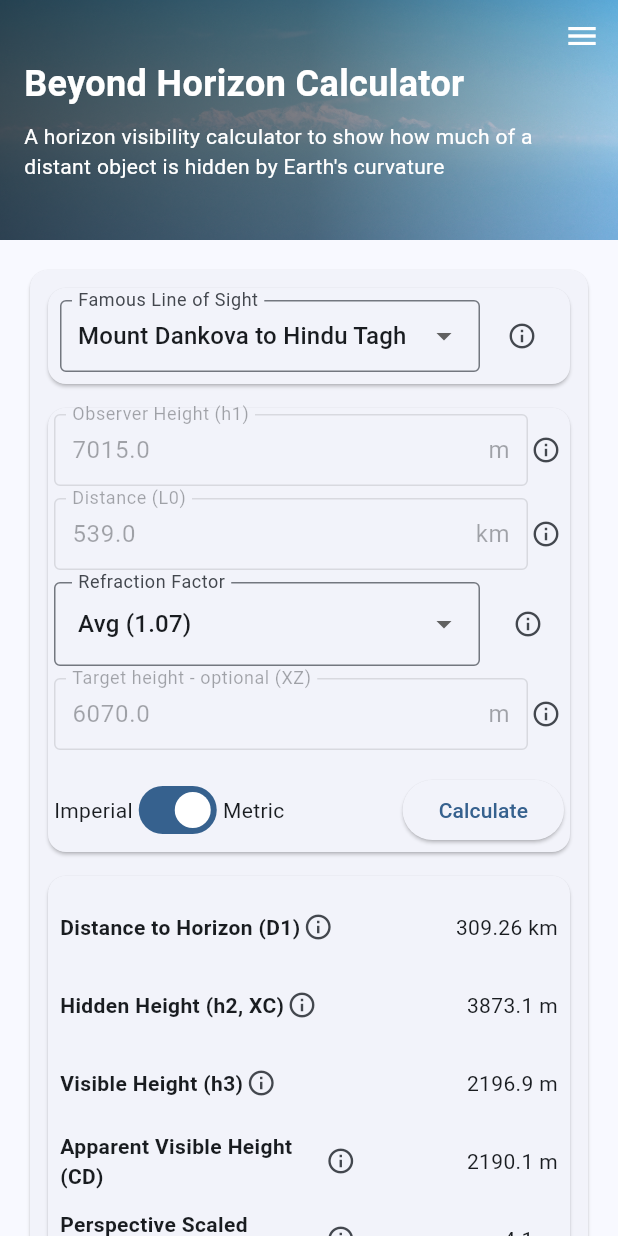
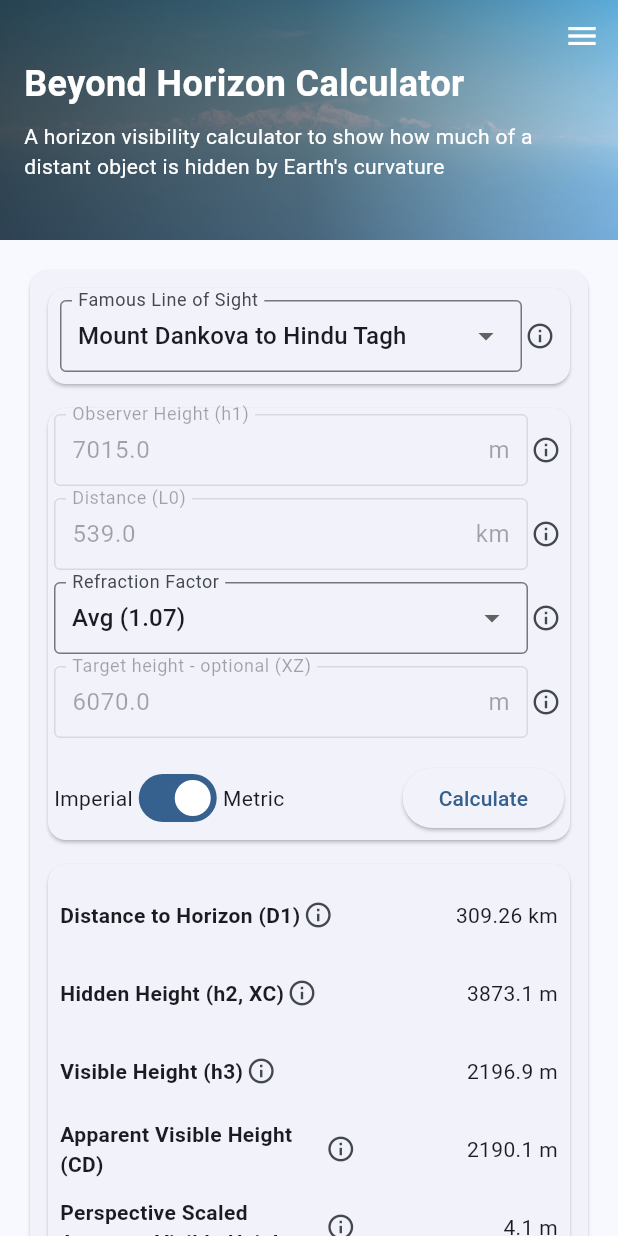
Before and after one commit to zartyblartfast/beyondHorizonCalc, a Flutter app: the screen it shows after launch, on a phone screen of 412 x 824 dp. Run offline on Flutter 3.47's test engine with Material 3 defaults, Android fonts, the phone set to English and light mode, and no system bars; our stand-ins replace flutter_html, flutter_svg; missing offline and left inert: dart:html; project files that could hold a hidden picture were left out.

Commit message:
Fix dropdown widths and icon alignment: Make preset and refraction dropdowns match input field width

```diff
--- a/lib/widgets/calculator/input_fields.dart
+++ b/lib/widgets/calculator/input_fields.dart
@@ -202,14 +202,22 @@ class InputFields extends StatelessWidget {
   }
 
   Widget _buildRefractionDropdown() {
+    return LayoutBuilder(
+      builder: (context, constraints) {
+        final isMobile = constraints.maxWidth < 600;
+
         return Row(
+          crossAxisAlignment: CrossAxisAlignment.center,
           children: [
             Expanded(
               child: DropdownButtonFormField<String>(
                 value: _getRefractionKey(refractionFactorController.text),
-            decoration: const InputDecoration(
+                decoration: InputDecoration(
                   labelText: 'Refraction Factor',
-              border: OutlineInputBorder(),
+                  border: const OutlineInputBorder(),
+                  contentPadding: isMobile
+                      ? const EdgeInsets.symmetric(horizontal: 8, vertical: 12)
+                      : const EdgeInsets.symmetric(horizontal: 12, vertical: 16),
                 ),
                 items: const [
                   DropdownMenuItem(value: 'none', child: Text('None (1.00)')),
@@ -228,14 +236,19 @@ class InputFields extends StatelessWidget {
                 },
               ),
             ),
-        Padding(
-          padding: const EdgeInsets.only(left: 8.0),
+            SizedBox(
+              width: 24,
+              height: isMobile ? 40 : 48,
+              child: Center(
                 child: InfoIcon(
                   infoKey: 'refraction',
                   size: 20,
                 ),
               ),
+            ),
           ],
+        );
+      },
     );
   }
 
--- a/lib/widgets/calculator/preset_selector.dart
+++ b/lib/widgets/calculator/preset_selector.dart
@@ -56,9 +56,9 @@ class _PresetSelectorState extends State<PresetSelector> {
               crossAxisAlignment: CrossAxisAlignment.stretch,
               children: [
                 Row(
+                  crossAxisAlignment: CrossAxisAlignment.center,
                   children: [
                     Expanded(
-                      flex: 3,
                       child: _isLoading
                           ? const Center(child: CircularProgressIndicator())
                           : DropdownButtonFormField<LineOfSightPreset>(
@@ -87,8 +87,16 @@ class _PresetSelectorState extends State<PresetSelector> {
                               onChanged: widget.onPresetChanged,
                             ),
                     ),
-                    SizedBox(width: isNarrow ? 4 : 8),
-                    const InfoIcon(infoKey: 'presets'),
+                    SizedBox(
+                      width: 24,
+                      height: isNarrow ? 40 : 48,
+                      child: Center(
+                        child: InfoIcon(
+                          infoKey: 'presets',
+                          size: 20,
+                        ),
+                      ),
+                    ),
                   ],
                 ),
               ],
```
Lines whose indentation alone changed are shown as unchanged.
